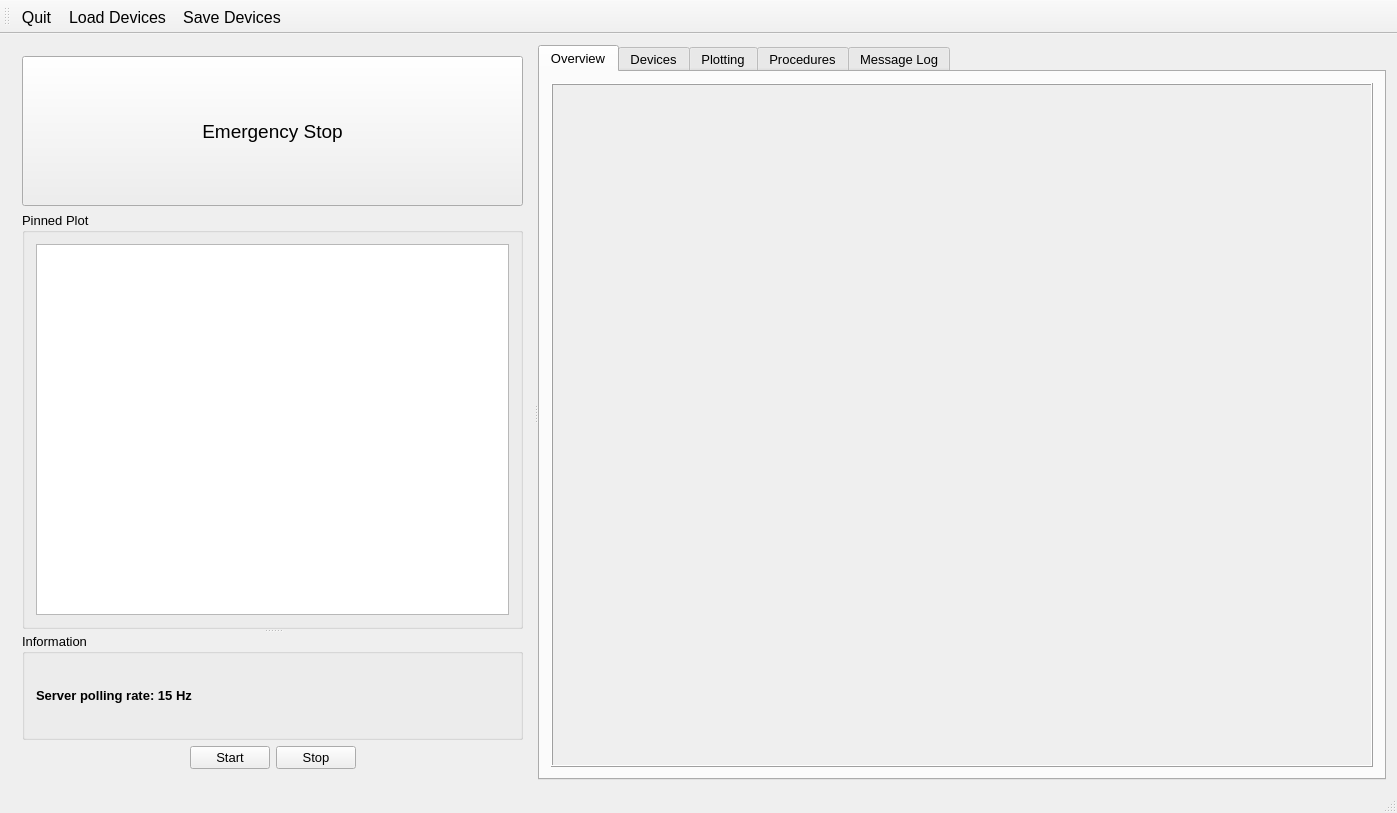
This is Software/ControlSystem/qt/designer/MainWindow.ui in DanielWinklehner/Ion-Source-Control-System as Qt 5 draws it before an edit. The edited form follows.
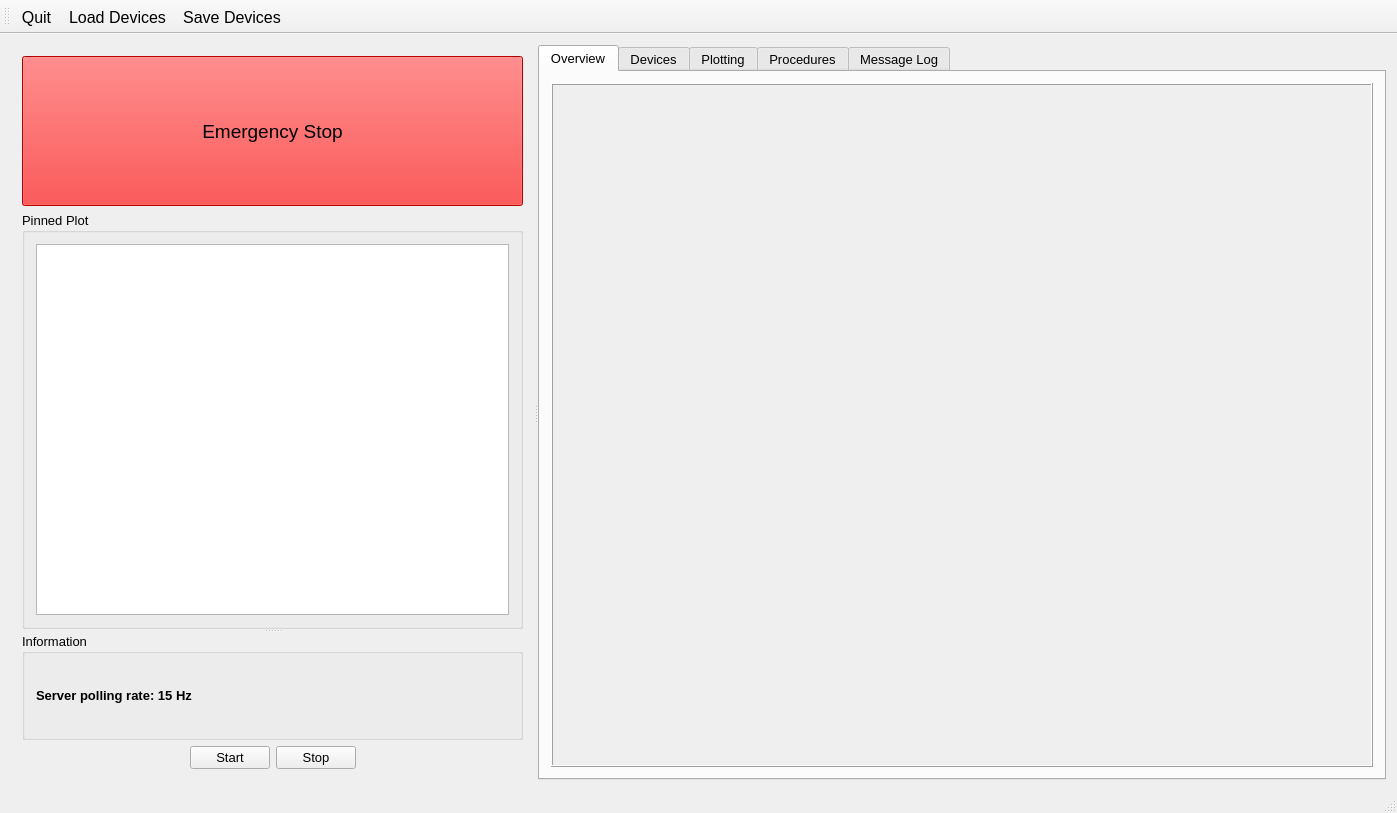
This is the edited form. Custom widgets are drawn as their Qt base class.

```diff
--- a/Software/ControlSystem/qt/designer/MainWindow.ui
+++ b/Software/ControlSystem/qt/designer/MainWindow.ui
@@ -87,6 +87,9 @@
             <pointsize>14</pointsize>
            </font>
           </property>
+          <property name="styleSheet">
+           <string notr="true">background-color: red</string>
+          </property>
           <property name="text">
            <string>Emergency Stop</string>
           </property>
```
